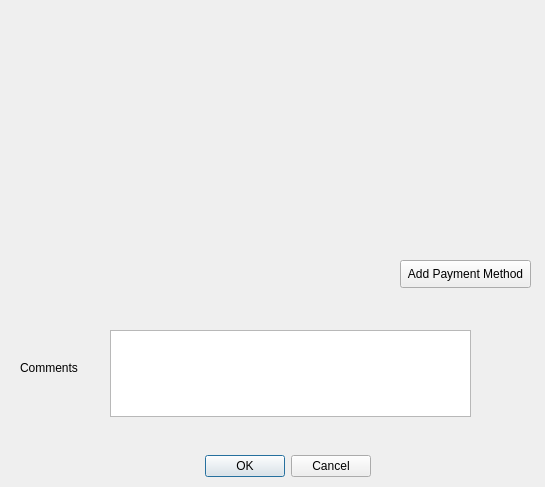
First picture: the form in MerchandiseOrderDialog.ui, repository jordynmarlow/SoftwareEngineering, before the edit.
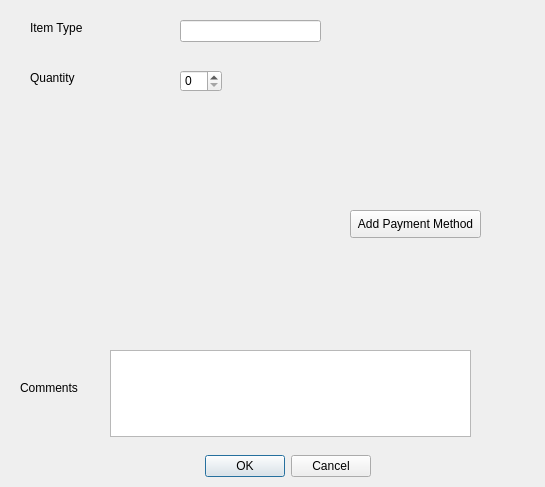
Second picture: the form after the edit.

The edit to the form file:
```diff
--- a/MerchandiseOrderDialog.ui
+++ b/MerchandiseOrderDialog.ui
@@ -32,8 +32,8 @@
   <widget class="QPushButton" name="pushButton">
    <property name="geometry">
     <rect>
-     <x>400</x>
-     <y>260</y>
+     <x>350</x>
+     <y>210</y>
      <width>131</width>
      <height>28</height>
     </rect>
@@ -46,7 +46,7 @@
    <property name="geometry">
     <rect>
      <x>20</x>
-     <y>360</y>
+     <y>380</y>
      <width>71</width>
      <height>16</height>
     </rect>
@@ -59,12 +59,58 @@
    <property name="geometry">
     <rect>
      <x>110</x>
-     <y>330</y>
+     <y>350</y>
      <width>361</width>
      <height>87</height>
     </rect>
    </property>
   </widget>
+  <widget class="QLabel" name="label_5">
+   <property name="geometry">
+    <rect>
+     <x>30</x>
+     <y>20</y>
+     <width>61</width>
+     <height>16</height>
+    </rect>
+   </property>
+   <property name="text">
+    <string>Item Type</string>
+   </property>
+  </widget>
+  <widget class="QLineEdit" name="lineEdit">
+   <property name="geometry">
+    <rect>
+     <x>180</x>
+     <y>20</y>
+     <width>141</width>
+     <height>22</height>
+    </rect>
+   </property>
+  </widget>
+  <widget class="QLabel" name="label_6">
+   <property name="geometry">
+    <rect>
+     <x>30</x>
+     <y>70</y>
+     <width>61</width>
+     <height>16</height>
+    </rect>
+   </property>
+   <property name="text">
+    <string>Quantity</string>
+   </property>
+  </widget>
+  <widget class="QSpinBox" name="spinBox">
+   <property name="geometry">
+    <rect>
+     <x>180</x>
+     <y>70</y>
+     <width>42</width>
+     <height>22</height>
+    </rect>
+   </property>
+  </widget>
  </widget>
  <resources/>
  <connections>
```
